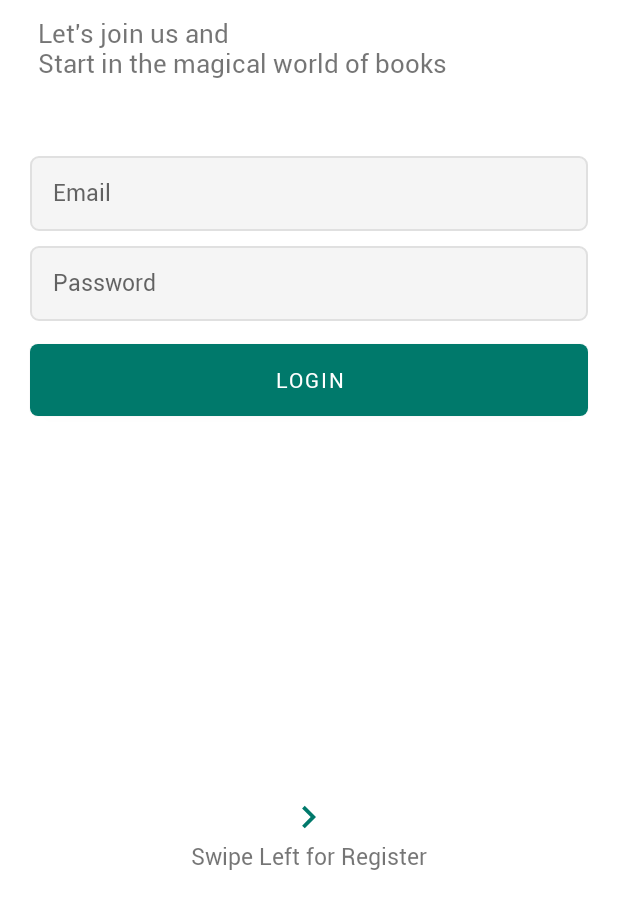
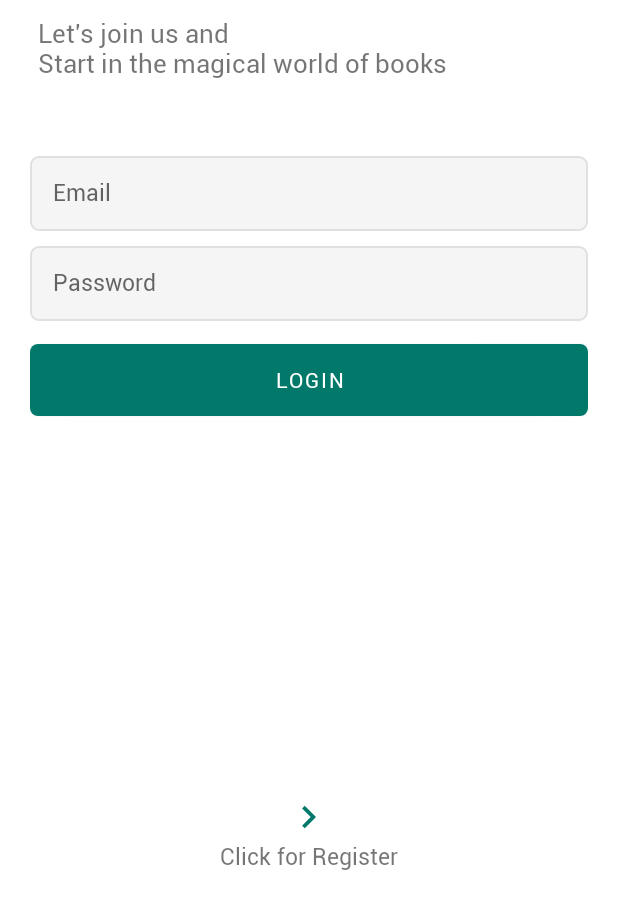
Before and after one commit to hsyndg98/ebook-app, an Android app: the screen it shows after launch (MainActivity), on a phone screen of 412 x 824 dp, the part 334-1236 px from its top. Run offline under Robolectric (Android 15) with nearby library versions, the phone set to English and light mode, and no system bars.

Commit message:
ilk gün sonu

```diff
--- a/app/src/main/java/com/example/ebookapp/view/LoginFragment.java
+++ b/app/src/main/java/com/example/ebookapp/view/LoginFragment.java
@@ -2,29 +2,66 @@ package com.example.ebookapp.view;
 
 import android.os.Bundle;
 
+import androidx.annotation.Nullable;
 import androidx.fragment.app.Fragment;
+import androidx.navigation.Navigation;
 
 import android.view.LayoutInflater;
 import android.view.View;
 import android.view.ViewGroup;
 
 import com.example.ebookapp.R;
+import com.example.ebookapp.databinding.FragmentLoginBinding;
 import com.example.ebookapp.viewmodel.LoginViewModel;
 
 
 public class LoginFragment extends Fragment {
 
     private LoginViewModel mLoginViewModel;
+    private FragmentLoginBinding binding;
 
-    public LoginFragment() {
-        // Required empty public constructor
+    private LoginViewModel loginViewModel;
+
+
+    @Override
+    public void onCreate(@Nullable Bundle savedInstanceState) {
+        super.onCreate(savedInstanceState);
+
+
     }
-
 
     @Override
     public View onCreateView(LayoutInflater inflater, ViewGroup container,
                              Bundle savedInstanceState) {
-        // Inflate the layout for this fragment
-        return inflater.inflate(R.layout.fragment_login, container, false);
+
+        binding = FragmentLoginBinding.inflate(inflater, container, false);
+        View view = binding.getRoot();
+
+        binding.imgToReg.setOnClickListener(new View.OnClickListener() {
+            @Override
+            public void onClick(View view) {
+                Navigation.findNavController(getView()).navigate(R.id.action_loginFragment_to_registerFragment2);
+            }
+        });
+
+        binding.btnLogin.setOnClickListener(new View.OnClickListener() {
+            @Override
+            public void onClick(View view) {
+
+                String email = binding.etEmail.getText().toString().trim();
+                String sifre = binding.etPassword.getText().toString().trim();
+
+
+
+            }
+        });
+
+        return view;
+    }
+
+    @Override
+    public void onDestroyView() {
+        super.onDestroyView();
+        binding = null;
     }
 }
--- a/app/src/main/java/com/example/ebookapp/view/MainActivity.java
+++ b/app/src/main/java/com/example/ebookapp/view/MainActivity.java
@@ -19,33 +19,8 @@ public class MainActivity extends AppCompatActivity {
         super.onCreate(savedInstanceState);
         setContentView(R.layout.activity_main);
 
-        ViewPager viewPager = findViewById(R.id.viewPager);
 
-        AuthenticationPagerAdapter pagerAdapter = new AuthenticationPagerAdapter(getSupportFragmentManager());
-        pagerAdapter.addFragment(new LoginFragment());
-        pagerAdapter.addFragment(new RegisterFragment());
-        viewPager.setAdapter(pagerAdapter);
     }
 
-    class AuthenticationPagerAdapter extends FragmentPagerAdapter {
-        private ArrayList<Fragment> fragmentList = new ArrayList<>();
 
-        public AuthenticationPagerAdapter(FragmentManager fm) {
-            super(fm);
-        }
-
-        @Override
-        public Fragment getItem(int i) {
-            return fragmentList.get(i);
-        }
-
-        @Override
-        public int getCount() {
-            return fragmentList.size();
-        }
-
-        void addFragment(Fragment fragment) {
-            fragmentList.add(fragment);
-        }
-    }
 }
--- a/app/src/main/res/layout/activity_main.xml
+++ b/app/src/main/res/layout/activity_main.xml
@@ -1,15 +1,20 @@
 <?xml version="1.0" encoding="utf-8"?>
+<androidx.constraintlayout.widget.ConstraintLayout xmlns:android="http://schemas.android.com/apk/res/android"
+    xmlns:app="http://schemas.android.com/apk/res-auto"
+    xmlns:tools="http://schemas.android.com/tools"
+    android:layout_width="match_parent"
+    android:layout_height="match_parent"
+    tools:context=".view.MainActivity">
 
-<RelativeLayout
-xmlns:android="http://schemas.android.com/apk/res/android"
-xmlns:tools="http://schemas.android.com/tools"
-android:layout_width="match_parent"
-android:layout_height="match_parent"
-tools:context=".view.MainActivity">
-
-<androidx.viewpager.widget.ViewPager
-    android:id="@+id/viewPager"
-    android:layout_width="match_parent"
-    android:layout_height="match_parent"/>
-
-</RelativeLayout>
+    <fragment
+        android:id="@+id/fragment"
+        android:name="androidx.navigation.fragment.NavHostFragment"
+        android:layout_width="match_parent"
+        android:layout_height="match_parent"
+        app:defaultNavHost="true"
+        app:layout_constraintBottom_toBottomOf="parent"
+        app:layout_constraintEnd_toEndOf="parent"
+        app:layout_constraintStart_toStartOf="parent"
+        app:layout_constraintTop_toTopOf="parent"
+        app:navGraph="@navigation/navigate" />
+</androidx.constraintlayout.widget.ConstraintLayout>
--- a/app/src/main/res/layout/fragment_login.xml
+++ b/app/src/main/res/layout/fragment_login.xml
@@ -72,6 +72,8 @@
     <ImageView
         android:layout_width="30dp"
         android:layout_height="30dp"
+        android:id="@+id/img_to_reg"
+        android:clickable="true"
         android:src="@drawable/ic_arrow_right"
         android:layout_above="@id/swipeRight"
         android:layout_centerHorizontal="true"/>
--- a/app/src/main/res/layout/fragment_register.xml
+++ b/app/src/main/res/layout/fragment_register.xml
@@ -106,6 +106,8 @@ tools:context=".view.RegisterFragment">
     <ImageView
         android:layout_width="30dp"
         android:layout_height="30dp"
+        android:id="@+id/img_to_log"
+        android:clickable="true"
         android:src="@drawable/ic_arrow_left"
         android:layout_above="@id/swipeLeft"
         android:layout_centerHorizontal="true"/>
--- /dev/null
+++ b/app/src/main/res/navigation/navigate.xml
@@ -0,0 +1,33 @@
+<?xml version="1.0" encoding="utf-8"?>
+<navigation xmlns:android="http://schemas.android.com/apk/res/android"
+    xmlns:app="http://schemas.android.com/apk/res-auto"
+    xmlns:tools="http://schemas.android.com/tools"
+    android:id="@+id/navigate"
+    app:startDestination="@id/loginFragment">
+    <fragment
+        android:id="@+id/loginFragment"
+        android:name="com.example.ebookapp.view.LoginFragment"
+        android:label="fragment_login"
+        tools:layout="@layout/fragment_login" >
+        <action
+            android:id="@+id/action_loginFragment_to_homePageFragment"
+            app:destination="@id/homePageFragment" />
+        <action
+            android:id="@+id/action_loginFragment_to_registerFragment2"
+            app:destination="@id/registerFragment" />
+    </fragment>
+    <fragment
+        android:id="@+id/registerFragment"
+        android:name="com.example.ebookapp.view.RegisterFragment"
+        android:label="fragment_register"
+        tools:layout="@layout/fragment_register" >
+        <action
+            android:id="@+id/action_registerFragment_to_loginFragment"
+            app:destination="@id/loginFragment" />
+    </fragment>
+    <fragment
+        android:id="@+id/homePageFragment"
+        android:name="com.example.ebookapp.HomePageFragment"
+        android:label="fragment_home_page"
+        tools:layout="@layout/fragment_home_page" />
+</navigation>
--- a/app/src/main/res/values/strings.xml
+++ b/app/src/main/res/values/strings.xml
@@ -4,7 +4,7 @@
     <string name="hello_blank_fragment">Hello blank fragment</string>
 
     <!-- Login and Register Fragment -->
-    <string name="swipe_left_for_register">Swipe Left for Register</string>
+    <string name="swipe_left_for_register">Click for Register</string>
     <string name="login">Login</string>
     <string name="password">Password</string>
     <string name="e_mail">Email</string>
--- a/build.gradle
+++ b/build.gradle
@@ -6,12 +6,14 @@ buildscript {
     }
     dependencies {
         classpath "com.android.tools.build:gradle:7.0.4"
+        classpath 'com.google.gms:google-services:4.3.10'
 
         // NOTE: Do not place your application dependencies here; they belong
         // in the individual module build.gradle files
     }
 }
 
+
 task clean(type: Delete) {
     delete rootProject.buildDir
 }
```
Also changed, not shown: app/build.gradle (+13 -0 lines), app/src/main/AndroidManifest.xml (+6 -4 lines), app/src/main/java/com/example/ebookapp/HomePageFragment.java (added, +64 -0 lines), app/src/main/java/com/example/ebookapp/auth/FirebaseLogin.java (added, +100 -0 lines), app/src/main/java/com/example/ebookapp/view/RegisterFragment.java (+56 -4 lines), app/src/main/java/com/example/ebookapp/viewmodel/LoginViewModel.java (+20 -8 lines), app/src/main/java/com/example/ebookapp/viewmodel/RegisterViewModel.java (+17 -10 lines), app/src/main/res/layout/fragment_home_page.xml (added, +14 -0 lines), 1 other file.
